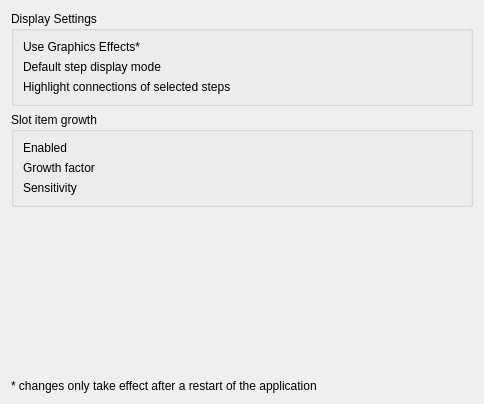
cedar/cedar, file cedar/processing/gui/UiSettings.ui: the form before one commit.
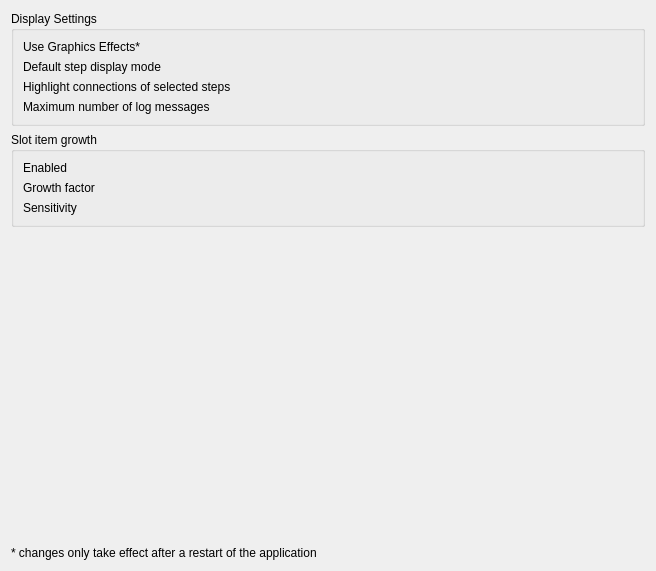
The form after the commit. Custom widgets are drawn as their Qt base class.

Commit message: fixed issue #736 in testing - the gui::Log now removes old messages if a given threshold is exceeded

Patch:
```diff
--- a/cedar/processing/gui/UiSettings.ui
+++ b/cedar/processing/gui/UiSettings.ui
@@ -6,8 +6,8 @@
    <rect>
     <x>0</x>
     <y>0</y>
-    <width>484</width>
-    <height>404</height>
+    <width>656</width>
+    <height>571</height>
    </rect>
   </property>
   <property name="windowTitle">
@@ -53,6 +53,16 @@
       <item row="2" column="1">
        <widget class="cedar::aux::gui::BoolParameter" name="mpHighlightConnections" native="true"/>
       </item>
+      <item row="3" column="0">
+       <widget class="QLabel" name="label_8">
+        <property name="text">
+         <string>Maximum number of log messages</string>
+        </property>
+       </widget>
+      </item>
+      <item row="3" column="1">
+       <widget class="cedar::aux::gui::UIntParameter" name="mpMaximumNumberOfLogMessages" native="true"/>
+      </item>
      </layout>
     </widget>
    </item>
@@ -126,6 +136,12 @@
    <header>cedar/auxiliaries/gui/DoubleParameter.h</header>
    <container>1</container>
   </customwidget>
+  <customwidget>
+   <class>cedar::aux::gui::UIntParameter</class>
+   <extends>QWidget</extends>
+   <header>cedar/auxiliaries/gui/UIntParameter.h</header>
+   <container>1</container>
+  </customwidget>
  </customwidgets>
  <resources/>
  <connections/>
```
The commit also changes 4 other files.
